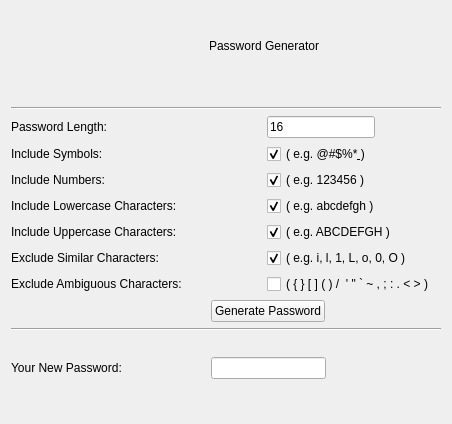
Before: the Qt Designer form generatepassword.ui in Bloc10FinTech/blockpad, drawn with Qt 5.
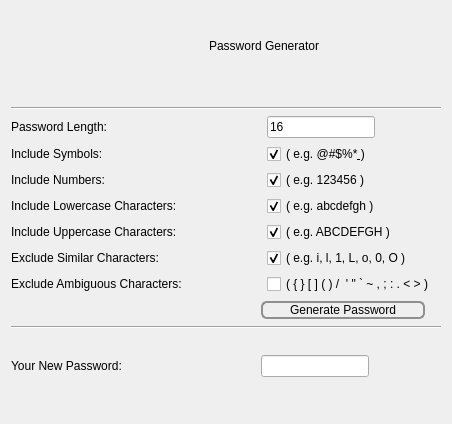
After: the same form once the commit is applied.

Diff of the .ui file:
```diff
--- a/generatepassword.ui
+++ b/generatepassword.ui
@@ -446,7 +446,7 @@
        </property>
        <property name="sizeHint" stdset="0">
         <size>
-         <width>200</width>
+         <width>250</width>
          <height>20</height>
         </size>
        </property>
@@ -454,6 +454,28 @@
      </item>
      <item>
       <widget class="QPushButton" name="pushButtonGenerate">
+       <property name="styleSheet">
+        <string notr="true">QPushButton {
+    border: 2px solid #8f8f91;
+    border-radius: 6px;
+    background-color: qlineargradient(x1: 0, y1: 0, x2: 0, y2: 1,
+                                      stop: 0 #f6f7fa, stop: 1 #dadbde);
+    min-width: 160px;
+}
+
+QPushButton:pressed {
+    background-color: qlineargradient(x1: 0, y1: 0, x2: 0, y2: 1,
+                                      stop: 0 #dadbde, stop: 1 #f6f7fa);
+}
+
+QPushButton:flat {
+    border: none; /* no border for a flat push button */
+}
+
+QPushButton:default {
+    border-color: navy; /* make the default button prominent */
+}</string>
+       </property>
        <property name="text">
         <string>Generate Password</string>
        </property>
@@ -512,13 +534,13 @@
        </property>
        <property name="minimumSize">
         <size>
-         <width>200</width>
+         <width>250</width>
          <height>0</height>
         </size>
        </property>
        <property name="maximumSize">
         <size>
-         <width>150</width>
+         <width>16777215</width>
          <height>16777215</height>
         </size>
        </property>
```
